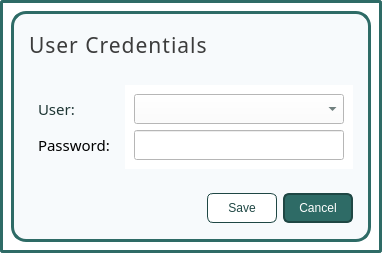
The window that ui/popup_useraccessform.ui (karlito20/AdoraFlowProject) describes before a commit, drawn with Qt 5.
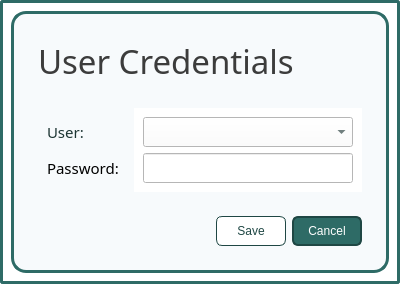
The same window after the commit.

Diff of the .ui file:
```diff
--- a/ui/popup_useraccessform.ui
+++ b/ui/popup_useraccessform.ui
@@ -9,8 +9,8 @@
    <rect>
     <x>0</x>
     <y>0</y>
-    <width>347</width>
-    <height>253</height>
+    <width>374</width>
+    <height>242</height>
    </rect>
   </property>
   <property name="windowTitle">
@@ -37,6 +37,18 @@
 }</string>
      </property>
      <layout class="QVBoxLayout" name="verticalLayout_4">
+      <property name="leftMargin">
+       <number>18</number>
+      </property>
+      <property name="topMargin">
+       <number>18</number>
+      </property>
+      <property name="rightMargin">
+       <number>18</number>
+      </property>
+      <property name="bottomMargin">
+       <number>18</number>
+      </property>
       <item>
        <widget class="QWidget" name="header" native="true">
         <layout class="QHBoxLayout" name="horizontalLayout">
@@ -45,13 +57,13 @@
            <property name="font">
             <font>
              <family>Slate Medium</family>
-             <pointsize>16</pointsize>
+             <pointsize>25</pointsize>
             </font>
            </property>
            <property name="styleSheet">
             <string notr="true">#header_label {
 	color: rgb(60, 60, 60);
-	letter-spacing: 1px;
+
 }</string>
            </property>
            <property name="text">
```
